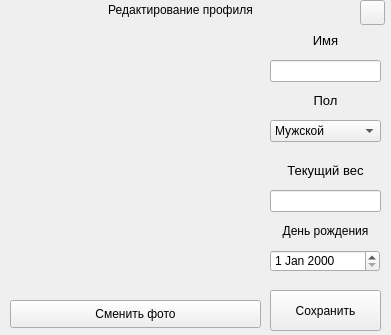
Before: the Qt Designer form Program/new_design/profile.ui in Daniil-Solo/Training-tracker, drawn with Qt 5.
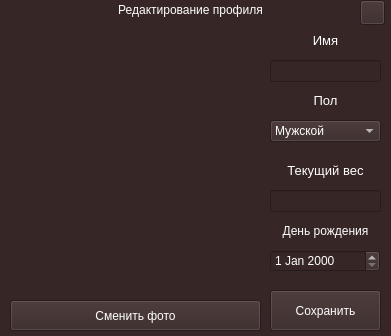
After: the same form once the commit is applied. Icons and pictures are not drawn.

Commit message: add background-color and text-color

```diff
--- a/Program/new_design/profile.ui
+++ b/Program/new_design/profile.ui
@@ -7,7 +7,7 @@
     <x>0</x>
     <y>0</y>
     <width>391</width>
-    <height>335</height>
+    <height>336</height>
    </rect>
   </property>
   <property name="sizePolicy">
@@ -38,6 +38,10 @@
      <verstretch>0</verstretch>
     </sizepolicy>
    </property>
+   <property name="styleSheet">
+    <string notr="true">color: rgb(255, 255, 255);
+background-color: rgb(54, 38, 38);</string>
+   </property>
    <widget class="QPushButton" name="pushButton">
     <property name="geometry">
      <rect>
@@ -47,6 +51,9 @@
       <height>25</height>
      </rect>
     </property>
+    <property name="styleSheet">
+     <string notr="true"/>
+    </property>
     <property name="text">
      <string/>
     </property>
@@ -64,9 +71,9 @@
    <widget class="QLabel" name="label">
     <property name="geometry">
      <rect>
-      <x>0</x>
+      <x>-10</x>
       <y>0</y>
-      <width>361</width>
+      <width>401</width>
       <height>20</height>
      </rect>
     </property>
@@ -130,7 +137,7 @@
       <x>10</x>
       <y>300</y>
       <width>251</width>
-      <height>28</height>
+      <height>31</height>
      </rect>
     </property>
     <property name="text">
@@ -248,6 +255,19 @@
      </rect>
     </property>
    </widget>
+   <zorder>label</zorder>
+   <zorder>pushButton</zorder>
+   <zorder>label_2</zorder>
+   <zorder>lineEdit</zorder>
+   <zorder>label_3</zorder>
+   <zorder>pushButton_2</zorder>
+   <zorder>label_4</zorder>
+   <zorder>lineEdit_3</zorder>
+   <zorder>label_5</zorder>
+   <zorder>label_6</zorder>
+   <zorder>comboBox</zorder>
+   <zorder>pushButton_3</zorder>
+   <zorder>dateEdit</zorder>
   </widget>
  </widget>
  <resources>
```
